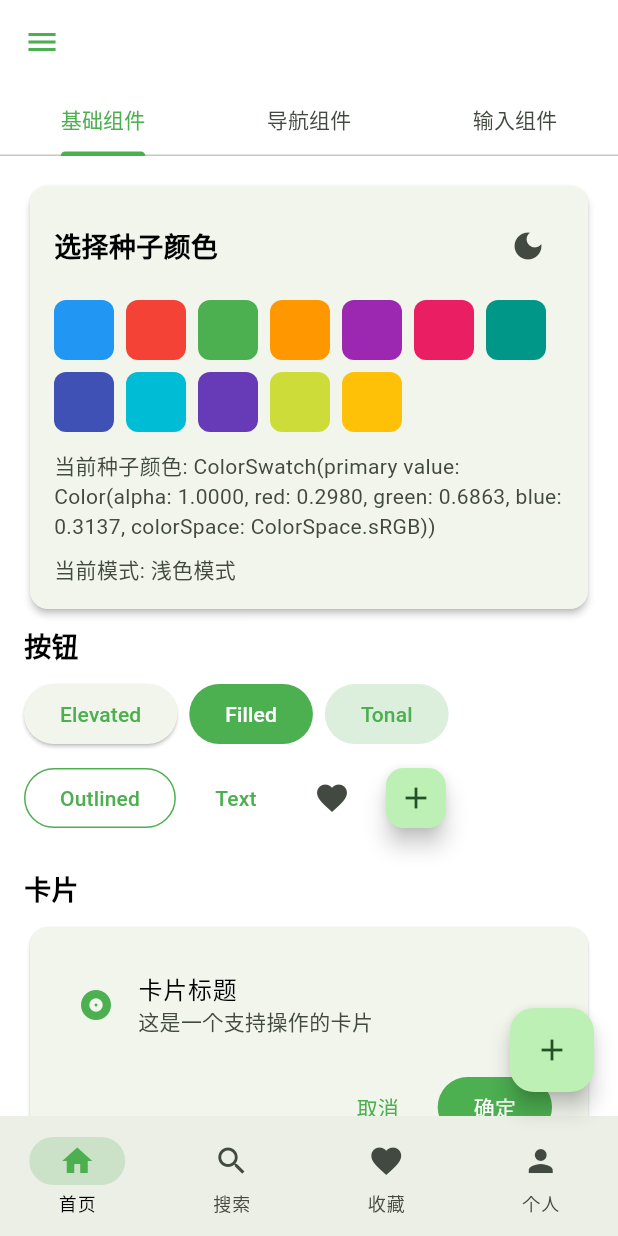
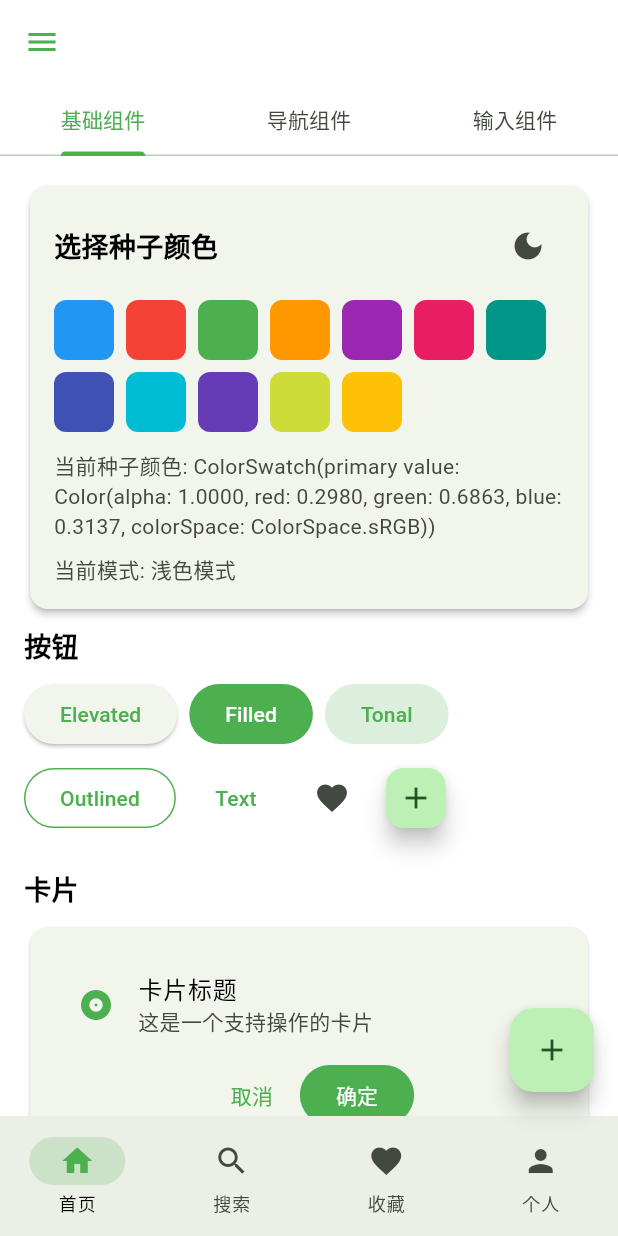
Before and after one commit to shang1219178163/color_scheme_demo, a Flutter app: the HomePageOne screen opened by its route, on a phone screen of 412 x 824 dp. Run offline on Flutter 3.47's test engine with Material 3 defaults, Android fonts, the light colour scheme and no system bars; missing offline and left inert: dart:html.

Commit message:
fix：修复警告

```diff
--- a/lib/main.dart
+++ b/lib/main.dart
@@ -1,5 +1,3 @@
-import 'package:color_scheme_demo/page/RestorationMixinDemo.dart';
-import 'package:color_scheme_demo/util/AppNavigator.dart';
 import 'package:color_scheme_demo/util/AppRouter.dart';
 import 'package:flutter/material.dart';
 
--- a/lib/page/HomePageOne.dart
+++ b/lib/page/HomePageOne.dart
@@ -1,4 +1,3 @@
-import 'package:color_scheme_demo/util/AppThemeService.dart';
 import 'package:flutter/material.dart';
 
 import '../widget/seed_color_box.dart';
@@ -54,15 +53,15 @@ class _HomePageOneState extends State<HomePageOne> with TickerProviderStateMixin
           foregroundColor: colorScheme.primary,
           elevation: 0,
           scrolledUnderElevation: 0,
-          titleTextStyle: TextStyle(
+          titleTextStyle: const TextStyle(
             fontSize: 18,
             fontWeight: FontWeight.w500,
           ),
-          toolbarTextStyle: TextStyle(
+          toolbarTextStyle: const TextStyle(
             fontSize: 16,
             fontWeight: FontWeight.w400,
           ),
-          actionsIconTheme: IconThemeData(
+          actionsIconTheme: const IconThemeData(
             size: 24.0, // 图标大小
             opacity: 0.8, // 图标透明度
           ),
@@ -71,7 +70,7 @@ class _HomePageOneState extends State<HomePageOne> with TickerProviderStateMixin
       child: Scaffold(
         appBar: AppBar(
           title: const Text('Material 3 组件全集'),
-          actions: [],
+          actions: const [],
           bottom: TabBar(
             controller: _tabController,
             tabs: const [
@@ -153,7 +152,7 @@ class _HomePageOneState extends State<HomePageOne> with TickerProviderStateMixin
                     title: const Text('卡片标题'),
                     subtitle: const Text('这是一个支持操作的卡片'),
                   ),
-                  ButtonBar(
+                  OverflowBar(
                     children: [
                       TextButton(onPressed: () {}, child: const Text('取消')),
                       FilledButton(onPressed: () {}, child: const Text('确定')),
@@ -359,8 +358,8 @@ class _HomePageOneState extends State<HomePageOne> with TickerProviderStateMixin
             ),
           ),
           const SizedBox(height: 12),
-          TextField(
-            decoration: const InputDecoration(
+          const TextField(
+            decoration: InputDecoration(
               labelText: '密码输入框',
               hintText: '请输入密码',
               prefixIcon: Icon(Icons.lock),
@@ -368,8 +367,8 @@ class _HomePageOneState extends State<HomePageOne> with TickerProviderStateMixin
             obscureText: true,
           ),
           const SizedBox(height: 12),
-          TextField(
-            decoration: const InputDecoration(
+          const TextField(
+            decoration: InputDecoration(
               labelText: '多行文本',
               hintText: '请输入多行内容',
               prefixIcon: Icon(Icons.subject),
--- a/lib/page/RestorationMixinDemo.dart
+++ b/lib/page/RestorationMixinDemo.dart
@@ -1,4 +1,3 @@
-import 'package:flutter/cupertino.dart';
 import 'package:flutter/material.dart';
 
 /// 首页（带计数器和输入框）
--- a/lib/page/TestPage.dart
+++ b/lib/page/TestPage.dart
@@ -36,7 +36,7 @@ class _TestPageState extends State<TestPage> {
                 Colors.green,
               ]);
             },
-            icon: Icon(
+            icon: const Icon(
               Icons.color_lens,
               color: Colors.blue,
             ),
@@ -76,7 +76,7 @@ class _TestPageState extends State<TestPage> {
                   body: Material(
                     color: item.isExpanded ? Colors.green : Colors.yellow,
                     child: Padding(
-                      padding: EdgeInsets.all(16),
+                      padding: const EdgeInsets.all(16),
                       child: Text(item.body),
                     ),
                   ),
--- a/lib/util/AppNavigator.dart
+++ b/lib/util/AppNavigator.dart
@@ -1,7 +1,6 @@
 import 'dart:convert';
 
 import 'package:color_scheme_demo/page/UnknownPage.dart';
-import 'package:color_scheme_demo/util/dlog.dart';
 import 'package:flutter/material.dart';
 import 'AppRouter.dart';
 
--- a/lib/util/AppRouter.dart
+++ b/lib/util/AppRouter.dart
@@ -42,23 +42,23 @@ class AppRouter {
   static final List<AppPage> routes = [
     AppPage(
       name: AppRouter.notFoundPage,
-      page: (context) => UnknownPage(),
+      page: (context) => const UnknownPage(),
     ),
     AppPage(
       name: AppRouter.homePage,
-      page: (context) => HomePage(),
+      page: (context) => const HomePage(),
     ),
     AppPage(
       name: AppRouter.homePageOne,
-      page: (context) => HomePageOne(),
+      page: (context) => const HomePageOne(),
     ),
     AppPage(
       name: AppRouter.homePageTwo,
-      page: (context) => HomePageTwo(),
+      page: (context) => const HomePageTwo(),
     ),
     AppPage(
       name: AppRouter.restorationMixinDemo,
-      page: (context) => RestorationMixinDemo(),
+      page: (context) => const RestorationMixinDemo(),
     ),
     AppPage(
       name: AppRouter.morePage,
@@ -72,7 +72,7 @@ class AppRouter {
     ),
     AppPage(
       name: AppRouter.testPage,
-      page: (context) => TestPage(),
+      page: (context) => const TestPage(),
     ),
   ];
 }
--- a/lib/widget/seed_color_box.dart
+++ b/lib/widget/seed_color_box.dart
@@ -70,7 +70,7 @@ class _SeedColorBoxState extends State<SeedColorBox> {
                     decoration: BoxDecoration(
                       color: color,
                       borderRadius: BorderRadius.circular(8),
-                      border: AppThemeService.instance.seedColor.value == color.value
+                      border: AppThemeService.instance.seedColor == color
                           ? Border.all(
                               color: Theme.of(context).colorScheme.primary,
                               width: 3,
@@ -111,14 +111,14 @@ mixin SeedColorMixin<T extends StatefulWidget> on State<T> {
     showModalBottomSheet(
       context: context,
       isScrollControlled: true,
-      constraints: BoxConstraints(
+      constraints: const BoxConstraints(
         minHeight: 200,
         maxHeight: 500,
       ),
       builder: (context) {
         return SingleChildScrollView(
           child: Container(
-            padding: EdgeInsets.symmetric(horizontal: 16, vertical: 12),
+            padding: const EdgeInsets.symmetric(horizontal: 16, vertical: 12),
             child: Column(
               children: [
                 SeedColorBox(
@@ -137,7 +137,7 @@ mixin SeedColorMixin<T extends StatefulWidget> on State<T> {
                     debugPrint("onBrightnessChanged $v");
                   },
                 ),
-                SizedBox(height: 20),
+                const SizedBox(height: 20),
               ],
             ),
           ),
```
Also changed, not shown: lib/page/HomePage.dart (+7 -7 lines), lib/page/HomePageTwo.dart (+5 -6 lines), lib/page/MorePage.dart (+4 -4 lines), lib/page/UnknownPage.dart (+4 -5 lines), lib/util/SheetUtil.dart (+9 -9 lines).
